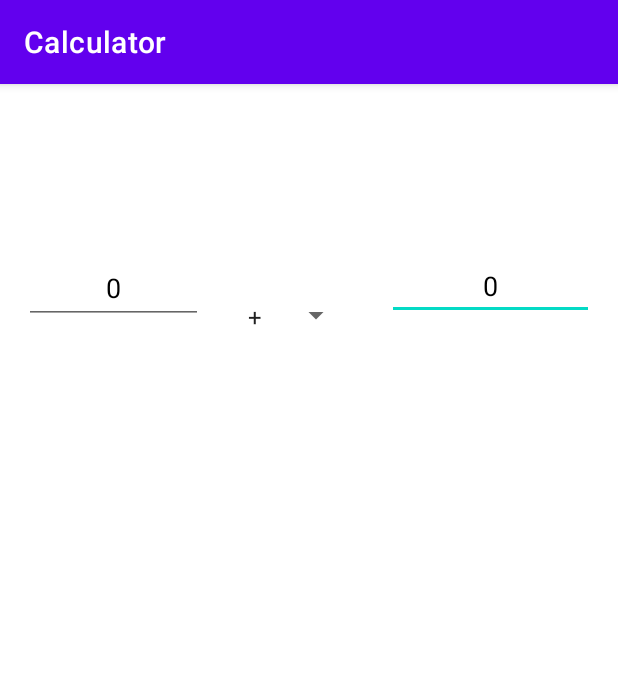
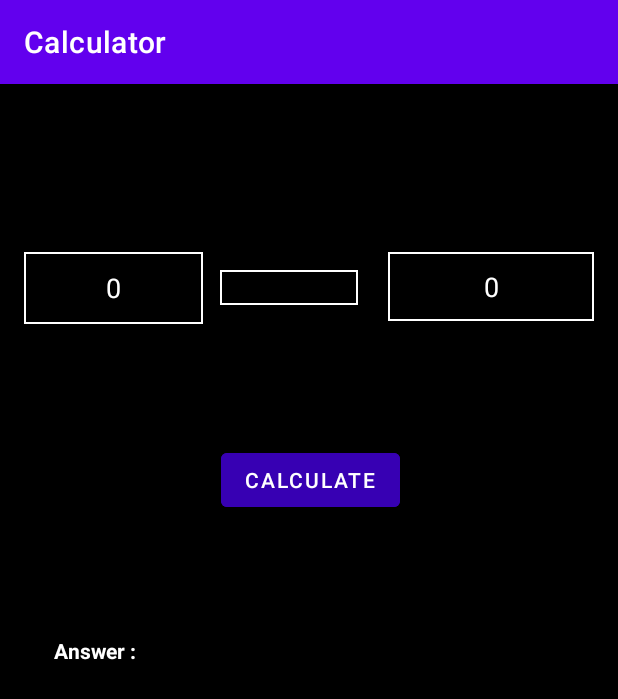
Before and after one commit to naisharshah31/AndroidDevelopment, an Android app: the screen it shows after launch (MainActivity), on a phone screen of 412 x 824 dp. Shown: the top 699 px of the screen. Run offline under Robolectric (Android 15) with nearby library versions, the phone set to English and light mode, and no system bars.

Commit message:
Basic Calculator

```diff
--- a/Calculator/app/src/main/java/com/example/calculator/MainActivity.java
+++ b/Calculator/app/src/main/java/com/example/calculator/MainActivity.java
@@ -6,10 +6,20 @@ import android.os.Bundle;
 import android.view.View;
 import android.widget.AdapterView;
 import android.widget.ArrayAdapter;
+import android.widget.EditText;
 import android.widget.Spinner;
+import android.widget.TextView;
 import android.widget.Toast;
 
-public class MainActivity extends AppCompatActivity implements AdapterView.OnItemClickListener {
+import java.util.ArrayList;
+import java.util.List;
+
+public class MainActivity extends AppCompatActivity implements AdapterView.OnItemSelectedListener {
+
+    Spinner spinner;
+    EditText number1_input;
+    EditText number2_input;
+    TextView answer;
 
 
     @Override
@@ -17,18 +27,64 @@ public class MainActivity extends AppCompatActivity implements AdapterView.OnIte
         super.onCreate(savedInstanceState);
         setContentView(R.layout.activity_main);
 
-        Spinner operationSpinner = findViewById(R.id.operation);
-        ArrayAdapter<CharSequence> adapter = ArrayAdapter.createFromResource(this, R.array.operation, android.R.layout.simple_spinner_item);
-        adapter.setDropDownViewResource(android.R.layout.simple_spinner_dropdown_item);
-        operationSpinner.setAdapter(adapter);
-        operationSpinner.setOnItemClickListener(this);
+        spinner = (Spinner) findViewById(R.id.option_spinner);
+        spinner.setOnItemSelectedListener(this);
+
+        number1_input   = (EditText)findViewById(R.id.number1);
+        number2_input   = (EditText)findViewById(R.id.number2);
+        answer = (TextView) findViewById(R.id.answer);
+
+
+
+        List<String> options = new ArrayList<String>();
+        options.add("+");
+        options.add("-");
+        options.add("*");
+        options.add("/");
+
+        ArrayAdapter<String> dataAdapter = new ArrayAdapter<String>(this, android.R.layout.simple_spinner_item, options);
+        dataAdapter.setDropDownViewResource(android.R.layout.simple_spinner_dropdown_item);
+        spinner.setAdapter(dataAdapter);
+
+
+
+
 
     }
 
+    @Override
+    public void onItemSelected(AdapterView<?> parent, View view, int position, long id) {
+        //String item = parent.getItemAtPosition(position).toString();
+        //Toast.makeText(parent.getContext(), "Selected: " + item, Toast.LENGTH_LONG).show();
+        // TODO Auto-generated method stub
+
+    }
 
     @Override
-    public void onItemClick(AdapterView<?> parent, View view, int position, long id) {
-        String optionOperation = parent.getItemAtPosition(position).toString();
-        Toast.makeText(this, optionOperation, Toast.LENGTH_LONG).show();
+    public void onNothingSelected(AdapterView<?> parent) {
+        // TODO Auto-generated method stub
+    }
+
+    public void calculate(View view) {
+
+        String option = spinner.getSelectedItem().toString();
+        String number1 = number1_input.getText().toString();
+        String number2 = number2_input.getText().toString();
+
+        /*Toast toast = Toast.makeText(this, (number1 + number2),
+                Toast.LENGTH_LONG);
+
+        toast.show();*/
+
+        //VALIDATION
+        if ( number1.matches("") || number2.matches("") ) {
+            Toast toast = Toast.makeText(this, "Please enter both values",
+                    Toast.LENGTH_LONG);
+            toast.show();
+        } else {
+
+        }
+
+
     }
 }
--- /dev/null
+++ b/Calculator/app/src/main/res/drawable/textview_border.xml
@@ -0,0 +1,8 @@
+<shape xmlns:android="http://schemas.android.com/apk/res/android"
+    android:shape="rectangle" >
+
+    <stroke
+        android:width="1dp"
+        android:color="#FFFFFF" />
+
+</shape>
--- a/Calculator/app/src/main/res/layout/activity_main.xml
+++ b/Calculator/app/src/main/res/layout/activity_main.xml
@@ -4,18 +4,21 @@
     xmlns:tools="http://schemas.android.com/tools"
     android:layout_width="match_parent"
     android:layout_height="match_parent"
-    tools:context=".MainActivity">
+    android:background="@color/black"
+    tools:context=".MainActivity"
+    tools:ignore="ExtraText">
 
     <EditText
         android:id="@+id/number2"
-        android:layout_width="138dp"
-        android:layout_height="0dp"
+        android:layout_width="137dp"
+        android:layout_height="46dp"
         android:layout_marginTop="112dp"
+        android:background="@drawable/textview_border"
         android:ems="10"
         android:inputType="numberDecimal"
         android:text="@string/number1"
         android:textAlignment="center"
-        android:textColor="@color/black"
+        android:textColor="@color/white"
         app:layout_constraintEnd_toEndOf="parent"
         app:layout_constraintHorizontal_bias="0.941"
         app:layout_constraintStart_toStartOf="parent"
@@ -26,24 +29,67 @@
         android:layout_width="119dp"
         android:layout_height="48dp"
         android:layout_marginTop="112dp"
+        android:background="@drawable/textview_border"
         android:ems="10"
         android:inputType="numberDecimal"
         android:text="@string/number2"
         android:textAlignment="center"
-        android:textColor="@color/black"
+        android:textColor="@color/white"
         app:layout_constraintEnd_toEndOf="parent"
         app:layout_constraintHorizontal_bias="0.054"
         app:layout_constraintStart_toStartOf="parent"
         app:layout_constraintTop_toTopOf="parent" />
 
     <Spinner
-        android:id="@+id/operation"
-        android:layout_width="77dp"
-        android:layout_height="20dp"
-        android:layout_marginTop="125dp"
-        android:layout_marginEnd="177dp"
-        android:layout_marginBottom="586dp"
-        app:layout_constraintBottom_toBottomOf="parent"
+        android:id="@+id/option_spinner"
+        android:layout_width="92dp"
+        android:layout_height="23dp"
+        android:layout_marginTop="124dp"
+        android:background="@drawable/textview_border"
+        android:textAlignment="center"
+        android:textColor="@color/black"
+        app:layout_constraintEnd_toEndOf="parent"
+        app:layout_constraintHorizontal_bias="0.459"
+        app:layout_constraintStart_toStartOf="parent"
+        app:layout_constraintTop_toTopOf="parent" />
+
+    <Button
+        android:id="@+id/button_calculate"
+        android:layout_width="wrap_content"
+        android:layout_height="wrap_content"
+        android:layout_marginTop="240dp"
+        android:backgroundTint="@color/purple_700"
+        android:text="@string/button_label_calculate"
+        android:textColor="@color/white"
+        app:layout_constraintEnd_toEndOf="parent"
+        app:layout_constraintHorizontal_bias="0.503"
+        app:layout_constraintStart_toStartOf="parent"
+        app:layout_constraintTop_toTopOf="parent"
+        android:onClick="calculate" />
+
+    <TextView
+        android:id="@+id/label_answer"
+        android:layout_width="93dp"
+        android:layout_height="43dp"
+        android:layout_marginStart="16dp"
+        android:layout_marginTop="368dp"
+        android:text="@string/answer_placeholder_label"
+        android:textAlignment="center"
+        android:textColor="@color/white"
+        android:textStyle="bold"
+        app:layout_constraintStart_toStartOf="parent"
+        app:layout_constraintTop_toTopOf="parent" />
+
+    <TextView
+        android:id="@+id/answer"
+        android:layout_width="145dp"
+        android:layout_height="41dp"
+        android:layout_marginTop="368dp"
+        android:layout_marginEnd="116dp"
+        android:textAlignment="center"
+        android:textColor="@color/white"
+        android:textStyle="bold"
         app:layout_constraintEnd_toEndOf="parent"
         app:layout_constraintTop_toTopOf="parent" />
+
 </androidx.constraintlayout.widget.ConstraintLayout>
--- a/Calculator/app/src/main/res/values/strings.xml
+++ b/Calculator/app/src/main/res/values/strings.xml
@@ -2,11 +2,14 @@
     <string name="app_name">Calculator</string>
     <string name="number1">0</string>
     <string name="number2">0</string>
+    <string name="button_label_calculate">Calculate</string>
+    <string name="answer_placeholder_label">Answer :</string>
 
-    <string-array name="operation">
-        <item>+</item>
-        <item>-</item>
-        <item>*</item>
-        <item>/</item>
-    </string-array>
+    <!--    <string-array name="operation">-->
+<!--        <item>+</item>-->
+<!--        <item>-</item>-->
+<!--        <item>*</item>-->
+<!--        <item>/</item>-->
+<!--    </string-array>-->
+
 </resources>
```
